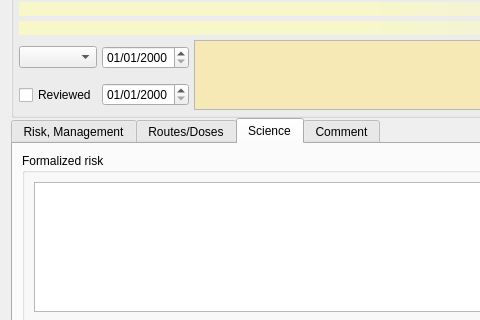
Old version of the form freeddimanager/plugins/ddiplugin/ddi/drugdruginteractioneditorwidget.ui in the repository FreeHealth/freehealth; both pictures show x 0 to 480 and y 208 to 528 of the 767 by 732 pixel window.
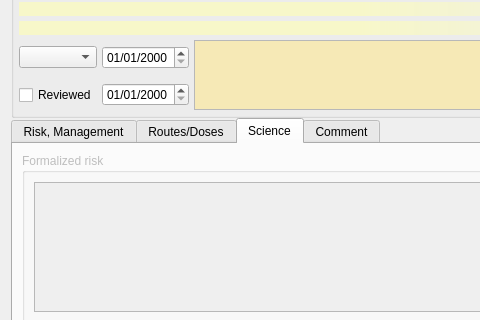
New version of the form. The open tabs and pages were chosen to show the change. Custom widgets are drawn as their Qt base class.

Commit message: FreeDDI: DDI UI improvement and language management

What changed in the file:
```diff
--- a/freeddimanager/plugins/ddiplugin/ddi/drugdruginteractioneditorwidget.ui
+++ b/freeddimanager/plugins/ddiplugin/ddi/drugdruginteractioneditorwidget.ui
@@ -449,6 +449,9 @@
           <layout class="QGridLayout" name="gridLayout_10">
            <item row="0" column="0">
             <widget class="QGroupBox" name="groupBox_3">
+             <property name="enabled">
+              <bool>false</bool>
+             </property>
              <property name="title">
               <string>Formalized risk</string>
              </property>
```
Left out of the diff: 67 changed lines with no effect on the pictures. The commit also changes 1 other file.
